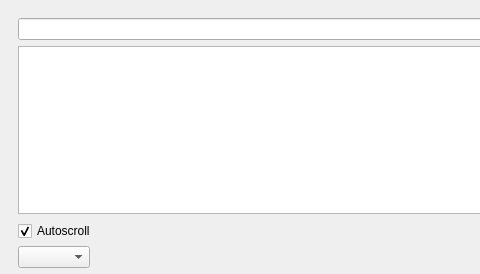
Qt form Serial_Communications.ui (baronleonardo/Serial) before a commit; both pictures show x 0 to 480 and y 0 to 274 of the 805 by 274 pixel window.
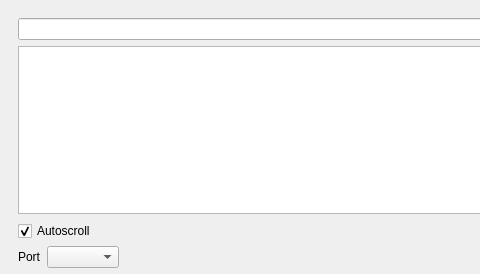
The same form after that commit. Icons and pictures are not drawn. Custom widgets are drawn as their Qt base class.

Commit message: add a lable to clarify the combobox purpose

What changed in the file:
```diff
--- a/Serial_Communications.ui
+++ b/Serial_Communications.ui
@@ -316,7 +316,21 @@
        <number>2</number>
       </property>
       <item>
-       <widget class="ComboBox_Ports" name="ports_combobox"/>
+       <layout class="QHBoxLayout" name="horizontalLayout_6">
+        <property name="spacing">
+         <number>6</number>
+        </property>
+        <item>
+         <widget class="QLabel" name="port_name_label">
+          <property name="text">
+           <string>Port</string>
+          </property>
+         </widget>
+        </item>
+        <item>
+         <widget class="ComboBox_Ports" name="ports_combobox"/>
+        </item>
+       </layout>
       </item>
       <item>
        <spacer name="horizontalSpacer_3">
```
